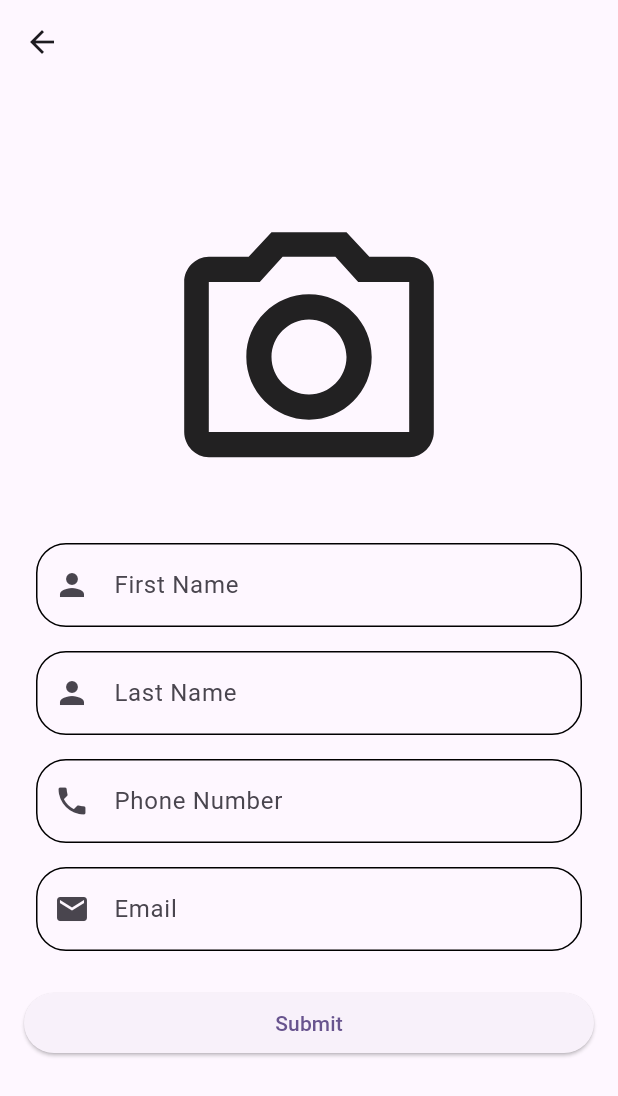
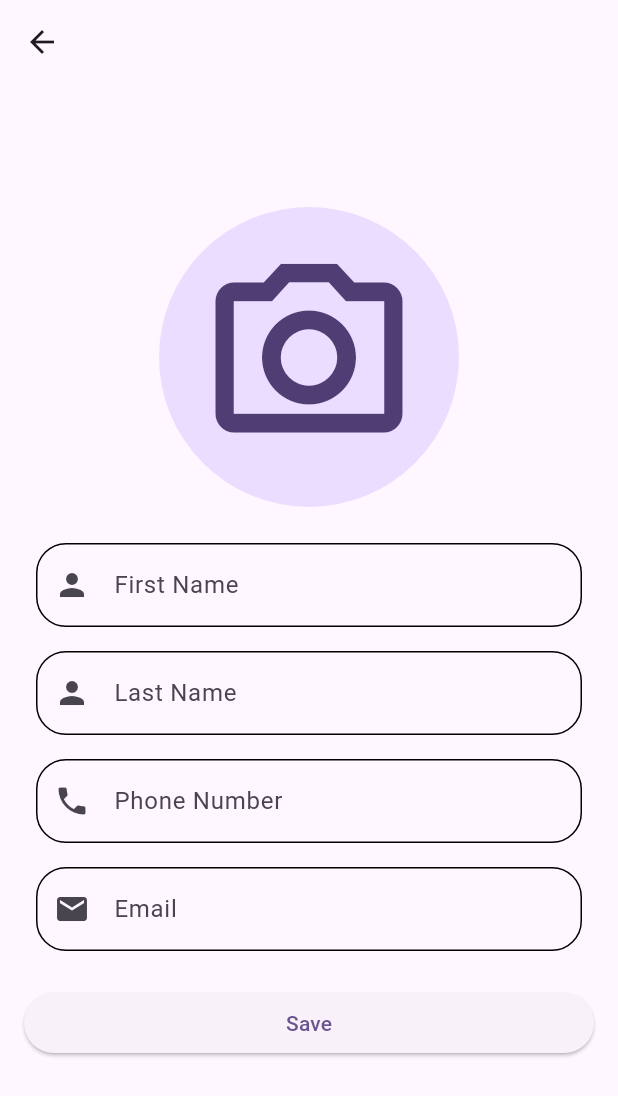
Before and after one commit to Anand-Jangid/contacts_app, a Flutter app: the screen it shows after launch, scrolled down 576 dp, after a tap on the "add" icon, on a phone screen of 412 x 824 dp. Shown: the top 1096 px of the screen. Run offline on Flutter 3.47's test engine with Material 2 defaults, Android fonts, the phone set to English and light mode, and no system bars; our stand-ins replace sqflite; accounts and stored records are empty.

```diff
--- a/lib/View/Screens/contanct_detail_screen.dart
+++ b/lib/View/Screens/contanct_detail_screen.dart
@@ -1,4 +1,5 @@
 import 'package:contacts_app/Models/contact.dart';
+import 'package:contacts_app/View/Widgets/circular_button.dart';
 import 'package:flutter/material.dart';
 
 import '../Widgets/text_field.dart';
@@ -20,9 +21,11 @@ class _ContactDetailScreenState extends State<ContactDetailScreen> {
   @override
   void initState() {
     super.initState();
-    _firstNameController = TextEditingController(text: widget.contact?.firstName);
+    _firstNameController =
+        TextEditingController(text: widget.contact?.firstName);
     _lastNameController = TextEditingController(text: widget.contact?.lastName);
-    _phoneNumberController = TextEditingController(text: widget.contact?.phoneNumber);
+    _phoneNumberController =
+        TextEditingController(text: widget.contact?.phoneNumber);
     _emailController = TextEditingController(text: widget.contact?.email);
   }
 
@@ -49,9 +52,12 @@ class _ContactDetailScreenState extends State<ContactDetailScreen> {
             ),
             Padding(
               padding: const EdgeInsets.fromLTRB(8, 16, 8, 16),
+              child: CircleAvatar(
+                radius: 100,
                 child: Icon(
                   Icons.camera_alt_outlined,
-                size: 200,
+                  size: 150,
+                ),
               ),
             ),
             TextFields(
@@ -107,7 +113,8 @@ class _ContactDetailScreenState extends State<ContactDetailScreen> {
               },
             ),
             SizedBox(height: 16),
-            ElevatedButton(
+            (widget.contact == null)
+                ? ElevatedButton(
                     onPressed: () {
                       if (_formKey.currentState!.validate()) {
                         Contact contact = Contact(
@@ -123,8 +130,39 @@ class _ContactDetailScreenState extends State<ContactDetailScreen> {
                         //TODO: Save the contact
                       }
                     },
-              child: Text('Submit'),
+                    child: Text('Save'),
+                  )
+                : Row(
+                    mainAxisAlignment: MainAxisAlignment.spaceEvenly,
+                    children: [
+                      CircularButton(
+                        icons: Icons.update,
+                        onPressed: () async{
+                          var result = await showPopup("Delete",
+                                  "Do you want to delete the contact?");
+                          print(result);
+                        },
+                        title: "Update",
+                        size: 35,
                       ),
+                      CircularButton(
+                        icons: Icons.delete,
+                        onPressed: () async{
+                          var result = await showPopup("Delete",
+                                  "Do you want to delete the contact?");
+                          print(result);
+                        },
+                        title: "Delete",
+                        size: 35,
+                      ),
+                      CircularButton(
+                        icons: Icons.share,
+                        onPressed: (){},
+                        title: "Share",
+                        size: 35,
+                      ),
+                    ],
+                  )
           ],
         ),
       ),
@@ -145,4 +183,30 @@ class _ContactDetailScreenState extends State<ContactDetailScreen> {
     }
     return true;
   }
+
+  Future showPopup(String title, String content) {
+    return showDialog(
+        context: context,
+        builder: (BuildContext context) {
+          return AlertDialog(
+            title: Text(title),
+            content: Text(
+              content,
+              style: Theme.of(context).textTheme.bodyLarge,
+            ),
+            actions: [
+              TextButton(
+                  onPressed: () {
+                    Navigator.of(context).pop("Yes");
+                  },
+                  child: Text("Yes")),
+              TextButton(
+                  onPressed: () {
+                    Navigator.of(context).pop("No");
+                  },
+                  child: Text("No"))
+            ],
+          );
+        });
   }
+}
--- a/lib/View/Widgets/contact_tile.dart
+++ b/lib/View/Widgets/contact_tile.dart
@@ -1,13 +1,13 @@
 import 'dart:math';
 import 'package:contacts_app/View/Screens/contanct_detail_screen.dart';
+import 'package:contacts_app/View/Widgets/circular_button.dart';
 import 'package:flutter/material.dart';
 
 import '../../Models/contact.dart';
 
 class ContactTile extends StatelessWidget {
   final Contact contact;
-  ContactTile(
-      {super.key, required this.contact});
+  ContactTile({super.key, required this.contact});
 
   var random = Random();
 
@@ -15,19 +15,62 @@ class ContactTile extends StatelessWidget {
   Widget build(BuildContext context) {
     return Padding(
       padding: const EdgeInsets.all(8.0),
-      child: InkWell(
-        onTap: () {
-          Navigator.of(context).push(
-              MaterialPageRoute(builder: (context) => ContactDetailScreen(contact: contact,)));
-        },
       child: Card(
+        // color: Colors.black,
         elevation: 2,
-          child: ListTile(
+        shape: RoundedRectangleBorder(
+          borderRadius: BorderRadius.circular(15.0),
+        ),
+        child: ExpansionTile(
           leading: CircleAvatar(
               backgroundColor: colorList[random.nextInt(10)],
               child: Text(contact.firstName[0])),
           title: Text('${contact.firstName} ${contact.lastName ?? ''}'),
+          trailing: CircleAvatar(
+              child: IconButton(
+            icon: Icon(Icons.call_rounded),
+            onPressed: () {},
+          )),
+          children: [
+            const SizedBox(
+              height: 10,
             ),
+            ListTile(
+              leading: Icon(Icons.email),
+              title: Text(contact.email ?? ""),
+            ),
+            ListTile(
+              leading: Icon(Icons.phone),
+              title: Text(contact.phoneNumber),
+            ),
+            Center(
+              child: Row(
+                mainAxisAlignment: MainAxisAlignment.spaceAround,
+                children: [
+                  CircularButton(
+                      icons: Icons.call_rounded,
+                      onPressed: () {},
+                      title: "Call"),
+                  CircularButton(
+                      icons: Icons.email_rounded,
+                      onPressed: () {},
+                      title: "Email"),
+                  CircularButton(
+                      icons: Icons.edit_rounded,
+                      onPressed: () {
+                        Navigator.of(context).push(MaterialPageRoute(
+                            builder: (context) => ContactDetailScreen(
+                                  contact: contact,
+                                )));
+                      },
+                      title: "Edit"),
+                ],
+              ),
+            ),
+            const SizedBox(
+              height: 10,
+            ),
+          ],
         ),
       ),
     );
```
Also changed, not shown: lib/View/Widgets/circular_button.dart (added, +30 -0 lines). Lines whose indentation alone changed are shown as unchanged.
